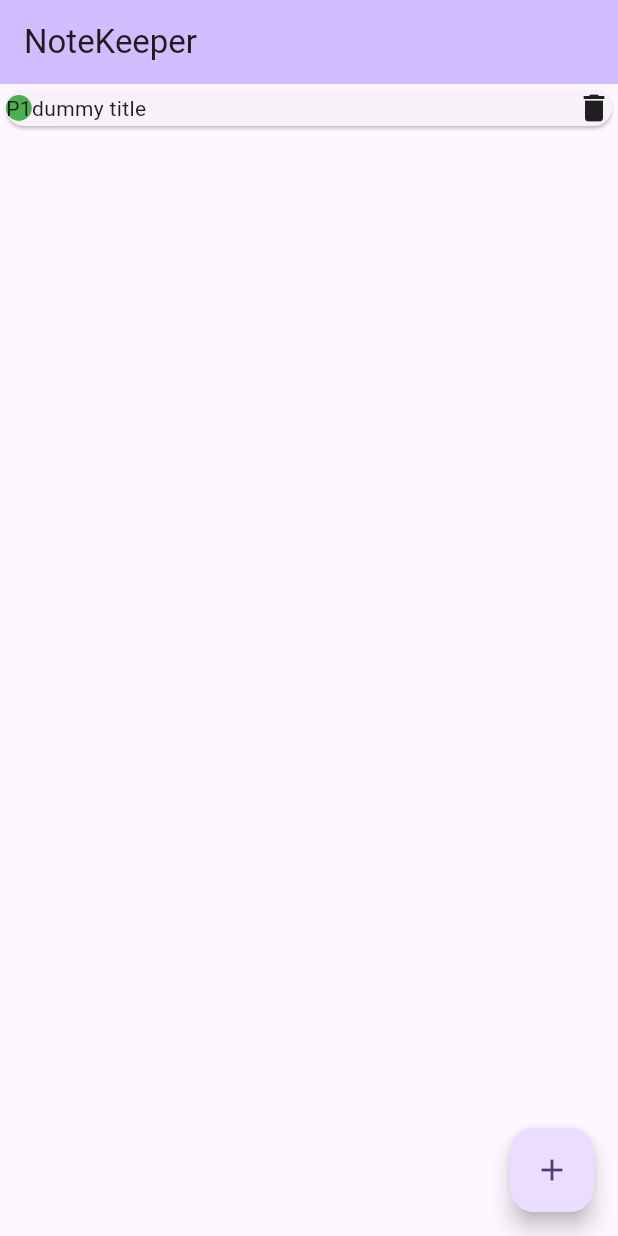
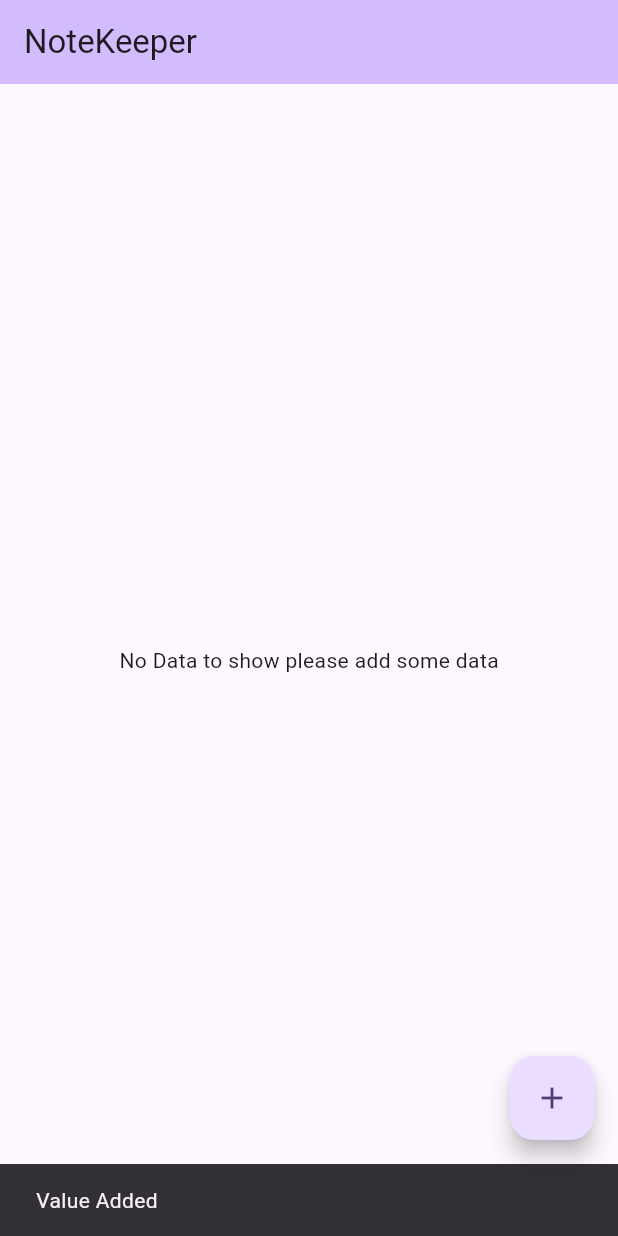
Before and after one commit to namankk/note_keeper_flutter_app, a Flutter app: the screen it shows after launch, after a tap on the "add" icon, on a phone screen of 412 x 824 dp. Run offline on Flutter 3.47's test engine with Material 2 defaults, Android fonts, the phone set to English and light mode, and no system bars; our stand-ins replace bloc, dartz, equatable, flutter_bloc, sqflite; accounts and stored records are empty.

Commit message:
- Local Db helper added - Lib sqflite, path_provider, intl added - implemented local data source to get data.

```diff
--- /dev/null
+++ b/lib/core/helper/database_helper.dart
@@ -0,0 +1,27 @@
+import 'package:note_keeper_flutter_app/features/note_keeper_core_feature/data/models/note_model.dart';
+import 'package:sqflite/sqflite.dart';
+import 'package:path/path.dart' as path;
+
+class DatabaseHelper {
+  static const int _version = 1;
+  static const String _dbName = "noteKeeper.db";
+
+  static Future<Database> _getDb() async {
+    return openDatabase(path.join(await getDatabasesPath(), _dbName),
+        version: _version,
+        onCreate: (db, ver) => db.execute(
+            "CREATE TABLE NoteKeeper(id INTEGER PRIMARY KEY, title TEXT NOT NULL, priority TEXT NOT NULL, date TEXT NOT NULL,description TEXT NOT NULL)"));
+  }
+
+  static Future<int> addNote(NoteModel noteModel)async{
+    final db= await _getDb();
+   return await db.insert("NoteKeeper", noteModel.toJson());
+  }
+
+  static Future<List<Map<String,dynamic>>> getAllNotes()async{
+    final db=await _getDb();
+    final map=await db.query("NoteKeeper");
+    print(map);
+    return map;
+  }
+}
--- /dev/null
+++ b/lib/features/note_keeper_core_feature/data/datasources/local_data_source/local_data_source.dart
@@ -0,0 +1,30 @@
+import 'package:dartz/dartz.dart';
+import 'package:note_keeper_flutter_app/core/ErrorCore.dart';
+import 'package:note_keeper_flutter_app/core/SuccessCore.dart';
+import 'package:note_keeper_flutter_app/core/helper/database_helper.dart';
+import 'package:note_keeper_flutter_app/features/note_keeper_core_feature/data/datasources/local_data_source/local_data_source_base.dart';
+import 'package:note_keeper_flutter_app/features/note_keeper_core_feature/data/models/note_model.dart';
+
+class LocalDataSource extends LocalDataSourceBase{
+
+  @override
+  Future<Either<ErrorCore, SuccessCore>> addNote() {
+    // TODO: implement addNote
+    throw UnimplementedError();
+  }
+
+  @override
+  Future<Either<ErrorCore, List<NoteModel>>> getAllNotes() async{
+   try {
+     final data= await DatabaseHelper.getAllNotes();
+     List<NoteModel> listOfModel = List.from(data).map((e) =>
+         NoteModel.fromJson(e)).toList();
+     return Right(listOfModel);
+   }catch(exception){
+     return Left(ErrorCore(errorTitle: "Something went wrong", errorDescription:exception.toString()));
+   }
+  }
+
+
+
+}
--- /dev/null
+++ b/lib/features/note_keeper_core_feature/data/datasources/local_data_source/local_data_source_base.dart
@@ -0,0 +1,9 @@
+import 'package:dartz/dartz.dart';
+import 'package:note_keeper_flutter_app/core/ErrorCore.dart';
+import 'package:note_keeper_flutter_app/core/SuccessCore.dart';
+import 'package:note_keeper_flutter_app/features/note_keeper_core_feature/data/models/note_model.dart';
+
+abstract class LocalDataSourceBase{
+  Future<Either<ErrorCore,List<NoteModel>>> getAllNotes();
+  Future<Either<ErrorCore,SuccessCore>> addNote();
+}
--- /dev/null
+++ b/lib/features/note_keeper_core_feature/data/models/note_model.dart
@@ -0,0 +1,27 @@
+import 'package:note_keeper_flutter_app/features/note_keeper_core_feature/domain/entities/note_entity.dart';
+
+class NoteModel extends NoteEntity {
+  const NoteModel(
+      {required super.id,
+      required super.title,
+      required super.priority,
+      required super.date,
+      required super.description});
+
+  factory NoteModel.fromJson(Map<String, dynamic> jsonMap) {
+    return NoteModel(
+        id: jsonMap["id"],
+        title: jsonMap["title"],
+        priority: jsonMap["priority"],
+        date: jsonMap["date"],
+        description: jsonMap["description"]);
+  }
+
+  Map<String, dynamic> toJson() => {
+        "id": id,
+        "title": title,
+        "priority": priority,
+        "date": date,
+        "description": description
+      };
+}
--- a/lib/features/note_keeper_core_feature/data/repository_impl/repository_impl.dart
+++ b/lib/features/note_keeper_core_feature/data/repository_impl/repository_impl.dart
@@ -1,14 +1,18 @@
 import 'package:dartz/dartz.dart';
 import 'package:note_keeper_flutter_app/core/ErrorCore.dart';
 import 'package:note_keeper_flutter_app/core/SuccessCore.dart';
+import 'package:note_keeper_flutter_app/features/note_keeper_core_feature/data/datasources/local_data_source/local_data_source_base.dart';
 import 'package:note_keeper_flutter_app/features/note_keeper_core_feature/domain/entities/note_entity.dart';
 import 'package:note_keeper_flutter_app/features/note_keeper_core_feature/domain/repository/Repository.dart';
 
 class RepositoryImpl implements RepositoryBase{
+  final LocalDataSourceBase _localDataSourceBase;
+
+  RepositoryImpl(this._localDataSourceBase);
+
   @override
   Future<Either<ErrorCore, List<NoteEntity>>> getListOfNote() async{
-     await Future.delayed(const Duration(seconds: 3));
-     return Right([NoteEntity(title: "dummy title", priority: "P1", description: "dummy description")]);
+     return await _localDataSourceBase.getAllNotes();
   }
 
   @override
--- a/lib/features/note_keeper_core_feature/domain/entities/note_entity.dart
+++ b/lib/features/note_keeper_core_feature/domain/entities/note_entity.dart
@@ -1,24 +1,37 @@
 import 'package:equatable/equatable.dart';
 
 class NoteEntity extends Equatable {
+  final int? _id;
   final String _title;
   final String _priority;
+  final String _date;
   final String _description;
 
-  NoteEntity(
-      {required String title,
+  const NoteEntity(
+      {required int? id,
+        required String title,
       required String priority,
+      required String date,
       required String description})
       : _title = title,
+          _id=id,
+        _date=date,
         _priority = priority,
         _description = description;
 
+
   @override
-  List<Object?> get props => [_title, _description, _priority];
+  List<Object?> get props => [_title, _description, _priority,_date,_id];
 
-  get title => _title;
+  String get title => _title;
 
-  get priority => _priority;
+  String get priority => _priority;
 
-  get description => _description;
+  String get description => _description;
+
+  String get date => _date;
+
+  int? get id => _id;
+
+
 }
--- a/lib/features/note_keeper_core_feature/presenter/cubits/home_page_cubit.dart
+++ b/lib/features/note_keeper_core_feature/presenter/cubits/home_page_cubit.dart
@@ -1,4 +1,5 @@
 import 'package:bloc/bloc.dart';
+import 'package:note_keeper_flutter_app/core/helper/database_helper.dart';
 import 'package:note_keeper_flutter_app/features/note_keeper_core_feature/presenter/cubits/home_page_events.dart';
 import 'package:note_keeper_flutter_app/features/note_keeper_core_feature/presenter/cubits/home_page_states.dart';
 
@@ -8,6 +9,7 @@ import '../../domain/use_cases/show_list_use_case.dart';
 
 class HomePageCubit extends Cubit<HomePageStates>{
   final ShowListUseCase _showListUseCase;
+  int count=0;
   HomePageCubit(this._showListUseCase ):super(HomePageLoadingStates());
 
   mapEventWithStates(String homePageEvents)async{
@@ -23,7 +25,9 @@ class HomePageCubit extends Cubit<HomePageStates>{
        });
         break;
       case HomePageEvents.onTileTapped:
-        emit(state);
+       // await DatabaseHelper.addNote(NoteModel(id: 1, title: "title", priority: "priority", date: "date", description: "description"));
+       await DatabaseHelper.getAllNotes();
+        emit(HomePageShowSnakeBar());
         break;
       case HomePageEvents.onDeleteTapped:
         emit(state);
--- a/lib/features/note_keeper_core_feature/presenter/cubits/home_page_events.dart
+++ b/lib/features/note_keeper_core_feature/presenter/cubits/home_page_events.dart
@@ -1,5 +1,5 @@
 class HomePageEvents{
   static const String onInitializeScreen="onInitializeScreen";
   static const String onTileTapped="onTileTapped";
-  static const String onDeleteTapped="onTileTapped";
+  static const String onDeleteTapped="onDeleteTapped";
 }
--- a/lib/features/note_keeper_core_feature/presenter/cubits/home_page_states.dart
+++ b/lib/features/note_keeper_core_feature/presenter/cubits/home_page_states.dart
@@ -35,3 +35,7 @@ class HomePageSuccessStates extends HomePageStates {
   @override
   List<Object?> get props => [data];
 }
+class HomePageShowSnakeBar extends HomePageStates implements Equatable {
+  @override
+  List<Object?> get props => [];
+}
--- a/lib/features/note_keeper_core_feature/presenter/pages/home_page.dart
+++ b/lib/features/note_keeper_core_feature/presenter/pages/home_page.dart
@@ -1,6 +1,7 @@
 import 'package:flutter/material.dart';
 import 'package:flutter_bloc/flutter_bloc.dart';
 import 'package:note_keeper_flutter_app/features/note_keeper_core_feature/presenter/cubits/home_page_cubit.dart';
+import 'package:note_keeper_flutter_app/features/note_keeper_core_feature/presenter/cubits/home_page_events.dart';
 import 'package:note_keeper_flutter_app/features/note_keeper_core_feature/presenter/cubits/home_page_states.dart';
 import 'package:note_keeper_flutter_app/features/note_keeper_core_feature/presenter/widgets/common_widgets.dart';
 
@@ -14,7 +15,11 @@ class HomePage extends StatelessWidget {
         backgroundColor: Theme.of(context).colorScheme.inversePrimary,
         title: const Text("NoteKeeper"),
       ),
-      body: BlocBuilder<HomePageCubit,HomePageStates>(builder: (context,state){
+      body: BlocConsumer<HomePageCubit,HomePageStates>(
+        buildWhen: (context,states){
+          return (states is! HomePageShowSnakeBar);
+        },
+          builder: (context,state){
         if(state is HomePageLoadingStates){
           return const Center(
             child: CircularProgressIndicator(),
@@ -36,10 +41,17 @@ class HomePage extends StatelessWidget {
         }else{
           return const Center(child: Text("No State found"));
         }
+
+      }, listener: (context,homePageState){
+        if(homePageState is HomePageShowSnakeBar){
+          print("HomePageShowSnakeBar called ");
+         const snake= SnackBar(content: Text("Value Added"));
+         ScaffoldMessenger.of(context).showSnackBar(snake);
+        }
       }),
       floatingActionButton: FloatingActionButton(
         onPressed: (){
-
+          context.read<HomePageCubit>().mapEventWithStates(HomePageEvents.onTileTapped);
         },
         tooltip: 'Increment',
         child: const Icon(Icons.add),
--- a/lib/main.dart
+++ b/lib/main.dart
@@ -1,6 +1,7 @@
 
 import 'package:flutter/material.dart';
 import 'package:flutter_bloc/flutter_bloc.dart';
+import 'package:note_keeper_flutter_app/features/note_keeper_core_feature/data/datasources/local_data_source/local_data_source.dart';
 import 'package:note_keeper_flutter_app/features/note_keeper_core_feature/data/repository_impl/repository_impl.dart';
 import 'package:note_keeper_flutter_app/features/note_keeper_core_feature/domain/use_cases/show_list_use_case.dart';
 import 'package:note_keeper_flutter_app/features/note_keeper_core_feature/presenter/cubits/home_page_cubit.dart';
@@ -10,7 +11,7 @@ import 'package:note_keeper_flutter_app/features/note_keeper_core_feature/presen
 void main() {
   runApp(MultiBlocProvider(providers: [
     BlocProvider(
-      create: (context) => HomePageCubit(ShowListUseCase(RepositoryImpl()))..mapEventWithStates(HomePageEvents.onInitializeScreen),
+      create: (context) => HomePageCubit(ShowListUseCase(RepositoryImpl(LocalDataSource())))..mapEventWithStates(HomePageEvents.onInitializeScreen),
     )
   ], child: const MyApp()));
 }
--- a/pubspec.yaml
+++ b/pubspec.yaml
@@ -38,6 +38,9 @@ dependencies:
   equatable: ^2.0.5
   dartz: ^0.10.1
   flutter_bloc: ^8.1.3
+  sqflite: ^2.2.8+4
+  path_provider: ^2.0.15
+  intl: ^0.18.1
 
 dev_dependencies:
   flutter_test:
```
Also changed, not shown: pubspec.lock, 5 other files.
